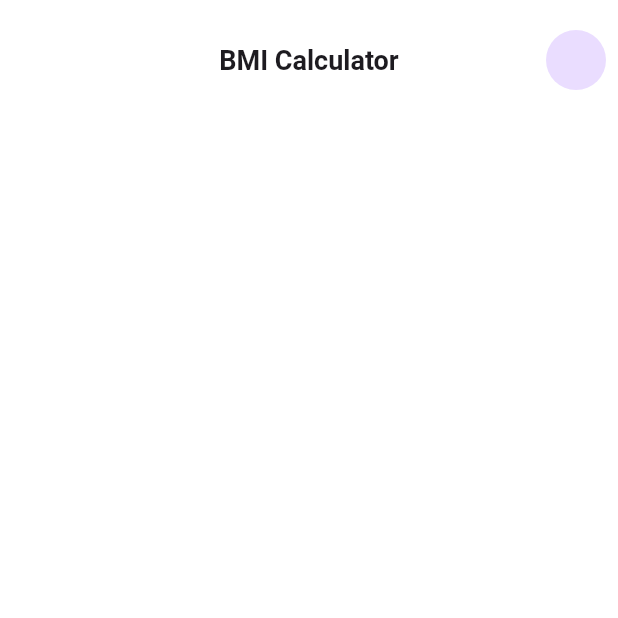
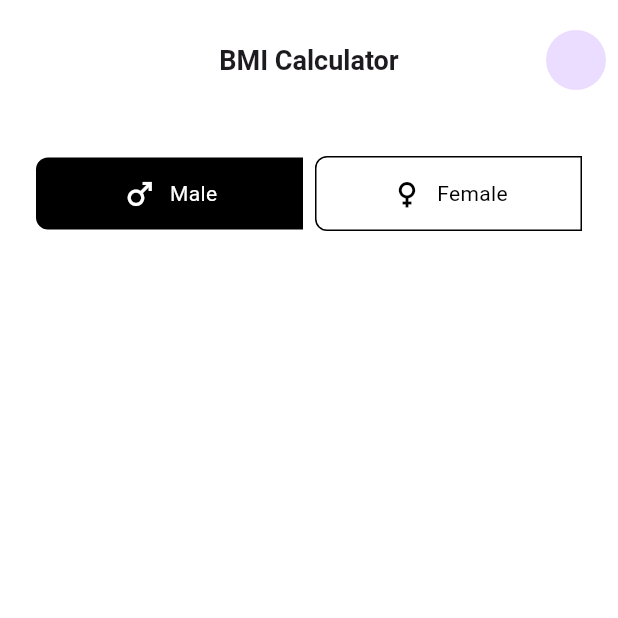
Before and after one commit to ishanrijal/bmi-calculator-app, a Flutter app: the screen it shows after launch, on a phone screen of 412 x 824 dp, the top half of it. Run offline on Flutter 3.47's test engine with Material 3 defaults, Android fonts, the phone set to English and light mode, and no system bars.

Commit message:
Added the male and female button

```diff
--- a/lib/currency_convertor.dart
+++ b/lib/currency_convertor.dart
@@ -6,12 +6,6 @@ class CurrencyConvertor extends StatelessWidget {
 
   @override
   Widget build(BuildContext context) {
-    const border = OutlineInputBorder(
-      borderSide: BorderSide(
-        color: Color.fromRGBO(154, 146, 146, 0.5),
-      ),
-    );
-
     return Scaffold(
       backgroundColor: const Color.fromARGB(255, 255, 255, 255),
       appBar: AppBar(
@@ -35,6 +29,82 @@ class CurrencyConvertor extends StatelessWidget {
           ),
         ],
       ),
+      body: Container(
+        margin: const EdgeInsets.all(24),
+        child: Row(
+          children: [
+            Expanded(
+              child: GestureDetector(
+                onTap: () {},
+                child: Container(
+                  decoration: const BoxDecoration(
+                    color: Colors.black,
+                    borderRadius: BorderRadius.only(
+                      topLeft: Radius.circular(8.0),
+                      bottomLeft: Radius.circular(8.0),
+                    ),
+                  ),
+                  padding: const EdgeInsets.symmetric(
+                      vertical: 12.0, horizontal: 8.0),
+                  child: const Row(
+                    mainAxisAlignment: MainAxisAlignment.center,
+                    children: [
+                      Icon(
+                        Icons.male,
+                        color: Colors.white,
+                      ),
+                      SizedBox(width: 8.0),
+                      Text(
+                        "Male",
+                        style: TextStyle(
+                          color: Colors.white,
+                        ),
+                      )
+                    ],
+                  ),
+                ),
+              ),
+            ),
+            const SizedBox(
+              width: 8.0,
+            ),
+            Expanded(
+              child: GestureDetector(
+                child: Container(
+                  decoration: BoxDecoration(
+                    border: Border.all(
+                      color: Colors.black,
+                    ),
+                    borderRadius: const BorderRadius.only(
+                      topLeft: Radius.circular(8.0),
+                      bottomLeft: Radius.circular(8.0),
+                    ),
+                  ),
+                  padding: const EdgeInsets.symmetric(vertical: 12.0),
+                  child: const Row(
+                    mainAxisAlignment: MainAxisAlignment.center,
+                    children: [
+                      Icon(
+                        Icons.female,
+                        color: Colors.black,
+                      ),
+                      SizedBox(
+                        width: 8.0,
+                      ),
+                      Text(
+                        "Female",
+                        style: TextStyle(
+                          color: Colors.black,
+                        ),
+                      )
+                    ],
+                  ),
+                ),
+              ),
+            ),
+          ],
+        ),
+      ),
     );
   }
 }
```
